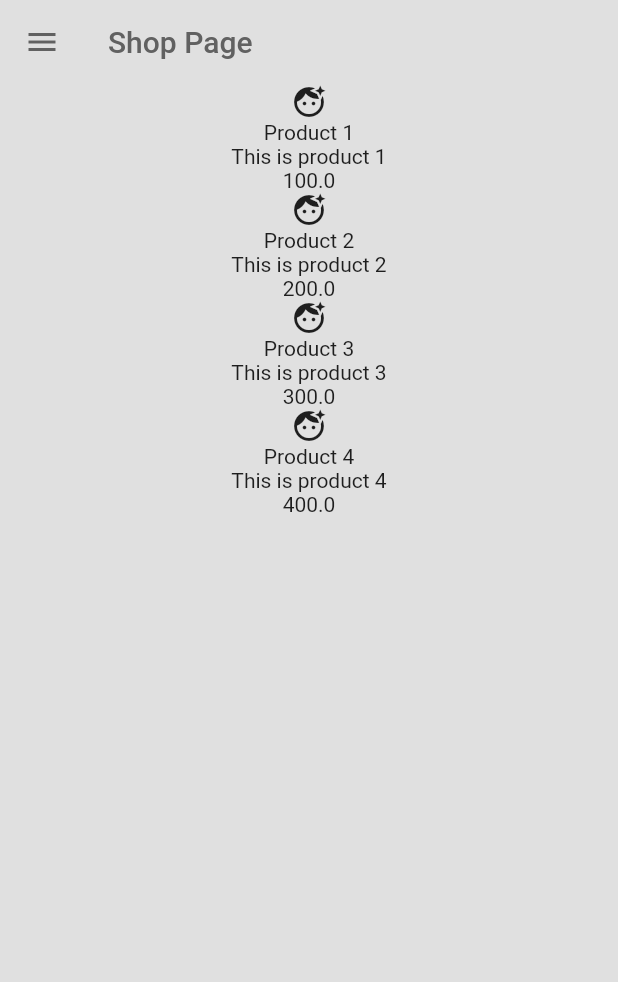
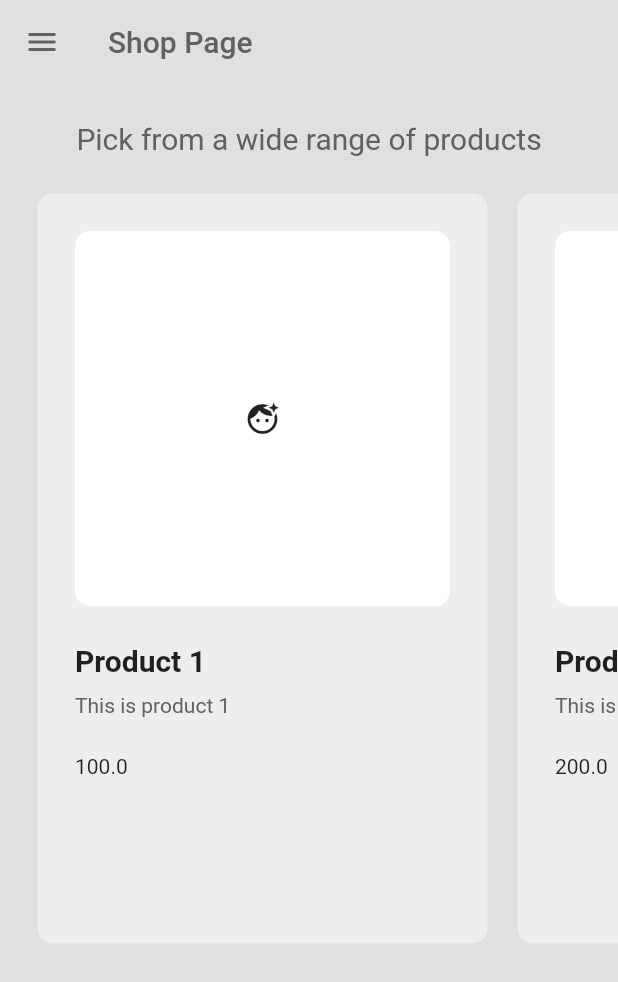
Before and after one commit to KrisD23/Simple-Store-Flutter, a Flutter app: the ShopPage screen opened by its route, on a phone screen of 412 x 824 dp. Shown: the top 982 px of the screen. Run offline on Flutter 3.47's test engine with Material 2 defaults, Android fonts, the light colour scheme and no system bars.

Commit message:
Completed the image basic layout

```diff
--- a/lib/components/my_product_tile.dart
+++ b/lib/components/my_product_tile.dart
@@ -8,16 +8,44 @@ class MyProductTile extends StatelessWidget {
   @override
   Widget build(BuildContext context) {
     return Container(
+      decoration: BoxDecoration(
+        color: Theme.of(context).colorScheme.primary,
+        borderRadius: BorderRadius.circular(10),
+      ),
+      margin: const EdgeInsets.all(10),
+      padding: const EdgeInsets.all(25),
+      width: 300,
       child: Column(
+        crossAxisAlignment: CrossAxisAlignment.start,
         children: [
           // product image
-          Icon(Icons.face_retouching_natural),
-
+          AspectRatio(
+            aspectRatio: 1,
+            child: Container(
+              decoration: BoxDecoration(
+                color: Theme.of(context).colorScheme.secondary,
+                borderRadius: BorderRadius.circular(10),
+              ),
+              width: double.infinity,
+              padding: EdgeInsets.all(25),
+              child: Icon(Icons.face_retouching_natural),
+            ),
+          ),
+          const SizedBox(height: 25),
           // product name
-          Text(product.name),
+          Text(
+            product.name,
+            style: TextStyle(fontWeight: FontWeight.bold, fontSize: 20),
+          ),
+          const SizedBox(height: 10),
 
           // product description
-          Text(product.description),
+          Text(
+            product.description,
+            style:
+                TextStyle(color: Theme.of(context).colorScheme.inversePrimary),
+          ),
+          const SizedBox(height: 25),
 
           // product price + add to cart button
           Text(product.price.toString()),
--- a/lib/pages/shop_page.dart
+++ b/lib/pages/shop_page.dart
@@ -22,8 +22,27 @@ class ShopPage extends StatelessWidget {
         ),
         drawer: MyDrawer(),
         backgroundColor: Theme.of(context).colorScheme.background,
-      body: ListView.builder(
+        body: ListView(
+          children: [
+            const SizedBox(height: 25),
+            // shop subtitle
+            Center(
+              child: Text(
+                "Pick from a wide range of products",
+                style: TextStyle(
+                  color: Theme.of(context).colorScheme.inversePrimary,
+                  fontSize: 20,
+                ),
+              ),
+            ),
+
+            // product list
+            SizedBox(
+              height: 550,
+              child: ListView.builder(
                 itemCount: products.length,
+                scrollDirection: Axis.horizontal,
+                padding: const EdgeInsets.all(15),
                 itemBuilder: (context, index) {
                   // get each individual product from shop
                   final product = products[index];
@@ -32,6 +51,8 @@ class ShopPage extends StatelessWidget {
                   return MyProductTile(product: product);
                 },
               ),
-    );
+            ),
+          ],
+        ));
   }
 }
```
Lines whose indentation alone changed are shown as unchanged.
